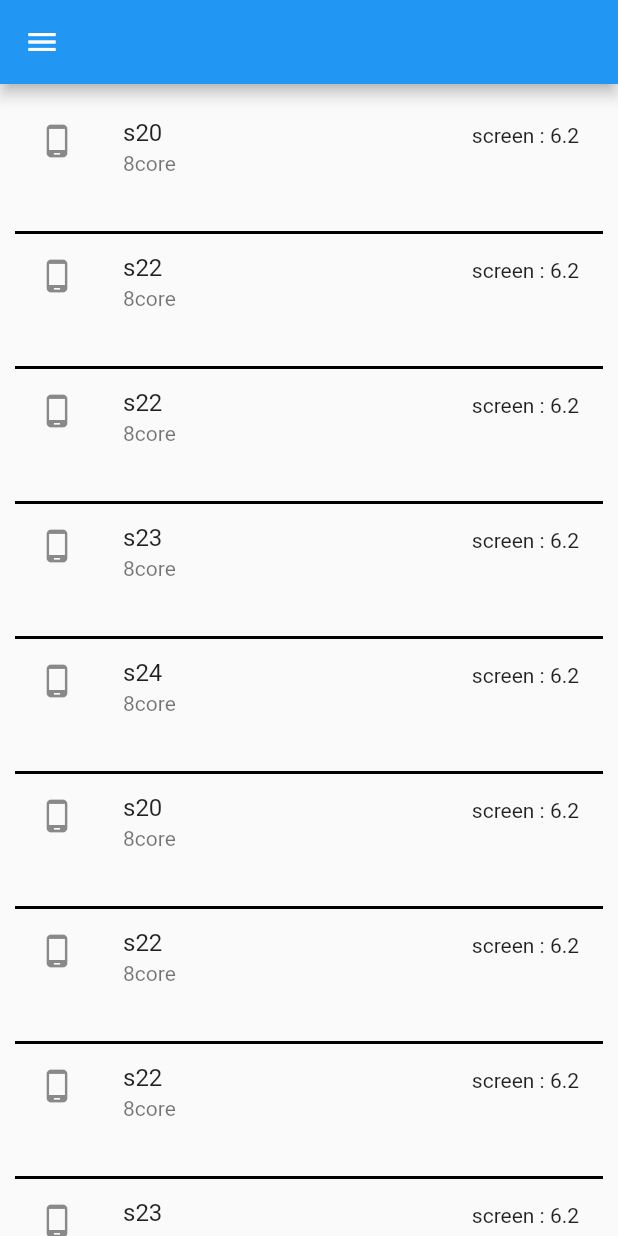
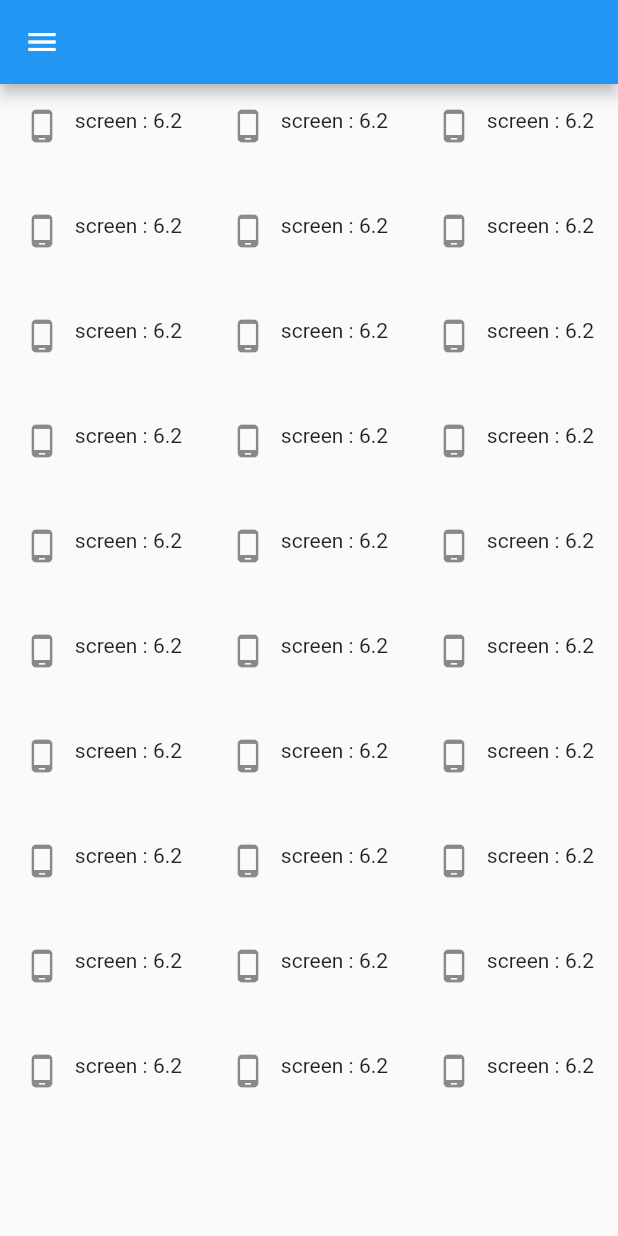
Before and after one commit to OuchattiKhadija/First_App_Flutter, a Flutter app: the screen it shows after launch, on a phone screen of 412 x 824 dp. Run offline on Flutter 3.47's test engine with Material 2 defaults, Android fonts, the phone set to English and light mode, and no system bars.

Commit message:
Grid View Builder

```diff
--- a/lib/otherWidget.dart
+++ b/lib/otherWidget.dart
@@ -10,77 +10,81 @@ class Other extends StatefulWidget {
 }
 
 class _OtherState extends State<Other> {
-
-    List<String> li = ["209", "3005", "7982","20", "30e05", "2e","2e0", "3e005", "2e","2e0", "300e5", "2re","2e0", "30e05", "2er","2e0", "3e005", "29898","20", "3005", "2",];
+  List<String> li = [
+    "209",
+    "3005",
+    "7982",
+    "20",
+    "30e05",
+    "2e",
+    "2e0",
+    "3e005",
+    "2e",
+    "2e0",
+    "300e5",
+    "2re",
+    "2e0",
+    "30e05",
+    "2er",
+    "2e0",
+    "3e005",
+    "29898",
+    "20",
+    "3005",
+    "2",
+  ];
 
   List mobile = [
-      {
-        "name" : "s20",
-        "screen" : "6.2",
-        "cpu" : "8core"
-      },
-      {
-        "name" : "s22",
-        "screen" : "6.2",
-        "cpu" : "8core"
-      },{
-        "name" : "s22",
-        "screen" : "6.2",
-        "cpu" : "8core"
-      },{
-        "name" : "s23",
-        "screen" : "6.2",
-        "cpu" : "8core"
-      },{
-        "name" : "s24",
-        "screen" : "6.2",
-        "cpu" : "8core"
-      },
-       {
-        "name" : "s20",
-        "screen" : "6.2",
-        "cpu" : "8core"
-      },
-      {
-        "name" : "s22",
-        "screen" : "6.2",
-        "cpu" : "8core"
-      },{
-        "name" : "s22",
-        "screen" : "6.2",
-        "cpu" : "8core"
-      },{
-        "name" : "s23",
-        "screen" : "6.2",
-        "cpu" : "8core"
-      },{
-        "name" : "s24",
-        "screen" : "6.2",
-        "cpu" : "8core"
-      },
+    {"name": "s20", "screen": "6.2", "cpu": "8core"},
+    {"name": "s22", "screen": "6.2", "cpu": "8core"},
+    {"name": "s22", "screen": "6.2", "cpu": "8core"},
+    {"name": "s23", "screen": "6.2", "cpu": "8core"},
+    {"name": "s24", "screen": "6.2", "cpu": "8core"},
+    {"name": "s20", "screen": "6.2", "cpu": "8core"},
+    {"name": "s22", "screen": "6.2", "cpu": "8core"},
+    {"name": "s22", "screen": "6.2", "cpu": "8core"},
+    {"name": "s23", "screen": "6.2", "cpu": "8core"},
+    {"name": "s24", "screen": "6.2", "cpu": "8core"},
+    {"name": "s20", "screen": "6.2", "cpu": "8core"},
+    {"name": "s22", "screen": "6.2", "cpu": "8core"},
+    {"name": "s22", "screen": "6.2", "cpu": "8core"},
+    {"name": "s23", "screen": "6.2", "cpu": "8core"},
+    {"name": "s24", "screen": "6.2", "cpu": "8core"},
+    {"name": "s20", "screen": "6.2", "cpu": "8core"},
+    {"name": "s22", "screen": "6.2", "cpu": "8core"},
+    {"name": "s22", "screen": "6.2", "cpu": "8core"},
+    {"name": "s23", "screen": "6.2", "cpu": "8core"},
+    {"name": "s24", "screen": "6.2", "cpu": "8core"},
+    {"name": "s20", "screen": "6.2", "cpu": "8core"},
+    {"name": "s22", "screen": "6.2", "cpu": "8core"},
+    {"name": "s22", "screen": "6.2", "cpu": "8core"},
+    {"name": "s23", "screen": "6.2", "cpu": "8core"},
+    {"name": "s24", "screen": "6.2", "cpu": "8core"},
+    {"name": "s20", "screen": "6.2", "cpu": "8core"},
+    {"name": "s22", "screen": "6.2", "cpu": "8core"},
+    {"name": "s22", "screen": "6.2", "cpu": "8core"},
+    {"name": "s23", "screen": "6.2", "cpu": "8core"},
+    {"name": "s24", "screen": "6.2", "cpu": "8core"},
   ];
   @override
   Widget build(BuildContext context) {
     return Scaffold(
         appBar: AppBar(),
         drawer: Drawer(),
-        body: ListView.separated(
-          separatorBuilder: (context,index){
-            return Divider(color: Colors.black, height : 2,thickness: 2, );
-          },
-          padding: EdgeInsets.all(10),
-        // itemCount: li.length,
+        body: GridView.builder(
+          //scrollDirection: Axis.horizontal,
+            gridDelegate: SliverGridDelegateWithFixedCrossAxisCount(
+                crossAxisCount: 3, mainAxisSpacing: 35.0, mainAxisExtent: 35.0,childAspectRatio:2),
             itemCount: mobile.length,
             itemBuilder: (context, i) {
               return ListTile(
                 leading: Icon(Icons.phone_android),
                 isThreeLine: true,
-              title : Text("${mobile[i]['name']}"),
+                title: Text("${mobile[i]['name']}"),
                 subtitle: Text(mobile[i]['cpu']),
                 trailing: Text("screen : ${mobile[i]['screen']}"),
               );
-          },
-        ));
+            }));
   }
 }
 
```
Lines whose indentation alone changed are shown as unchanged.
